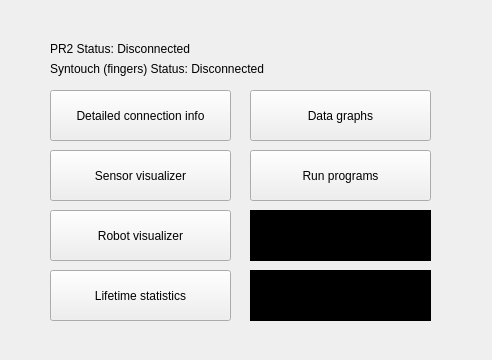
BigMacStorm/PR2_hapticSensorResearch, file rqt_pr2_hand_syntouch_sensor_interface/resource/Index.ui: the form before one commit.
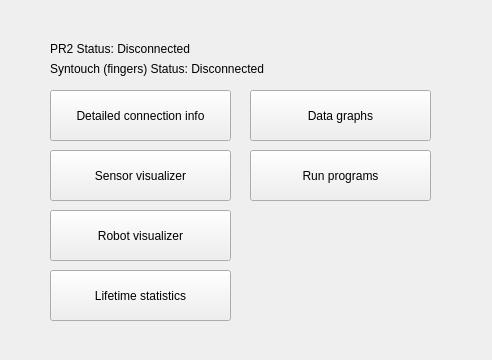
The form after the commit.

The edit to the form file:
```diff
--- a/rqt_pr2_hand_syntouch_sensor_interface/resource/Index.ui
+++ b/rqt_pr2_hand_syntouch_sensor_interface/resource/Index.ui
@@ -117,42 +117,6 @@
     <string>Lifetime statistics</string>
    </property>
   </widget>
-  <widget class="QPushButton" name="EmptyButton1">
-   <property name="geometry">
-    <rect>
-     <x>250</x>
-     <y>210</y>
-     <width>181</width>
-     <height>51</height>
-    </rect>
-   </property>
-   <property name="styleSheet">
-    <string notr="true">background-color:black;
-border:none;
-</string>
-   </property>
-   <property name="text">
-    <string/>
-   </property>
-  </widget>
-  <widget class="QPushButton" name="EmptyButton2">
-   <property name="geometry">
-    <rect>
-     <x>250</x>
-     <y>270</y>
-     <width>181</width>
-     <height>51</height>
-    </rect>
-   </property>
-   <property name="styleSheet">
-    <string notr="true">background-color:black;
-border:none;
-</string>
-   </property>
-   <property name="text">
-    <string/>
-   </property>
-  </widget>
  </widget>
  <layoutdefault spacing="6" margin="11"/>
  <resources/>
```
